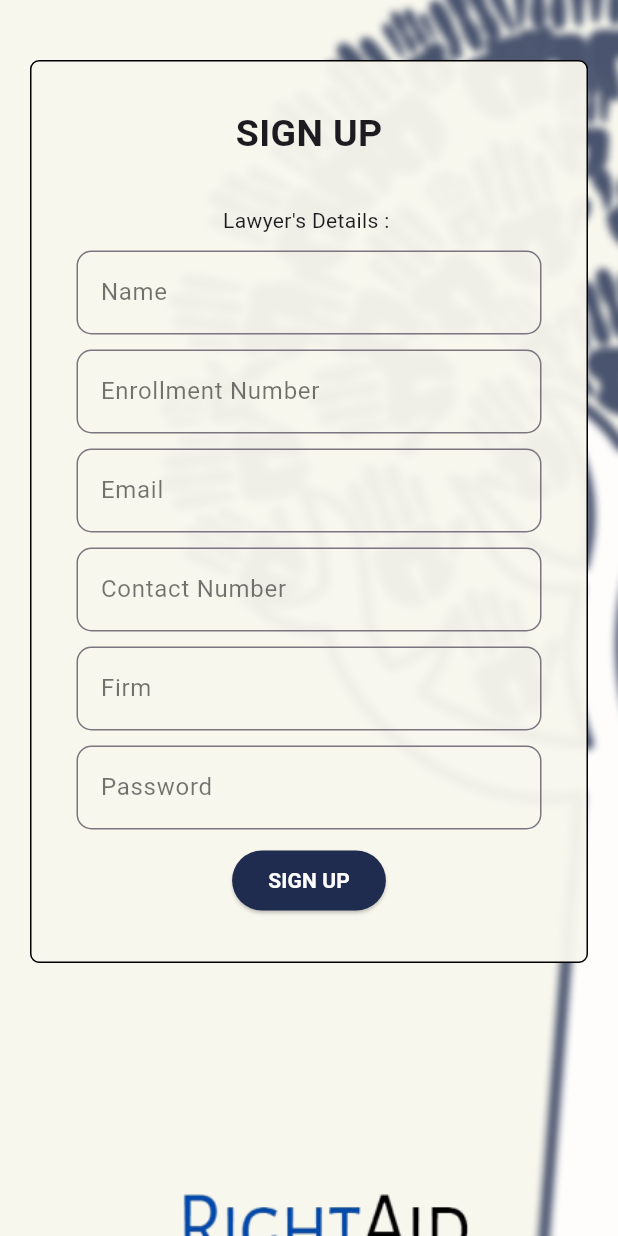
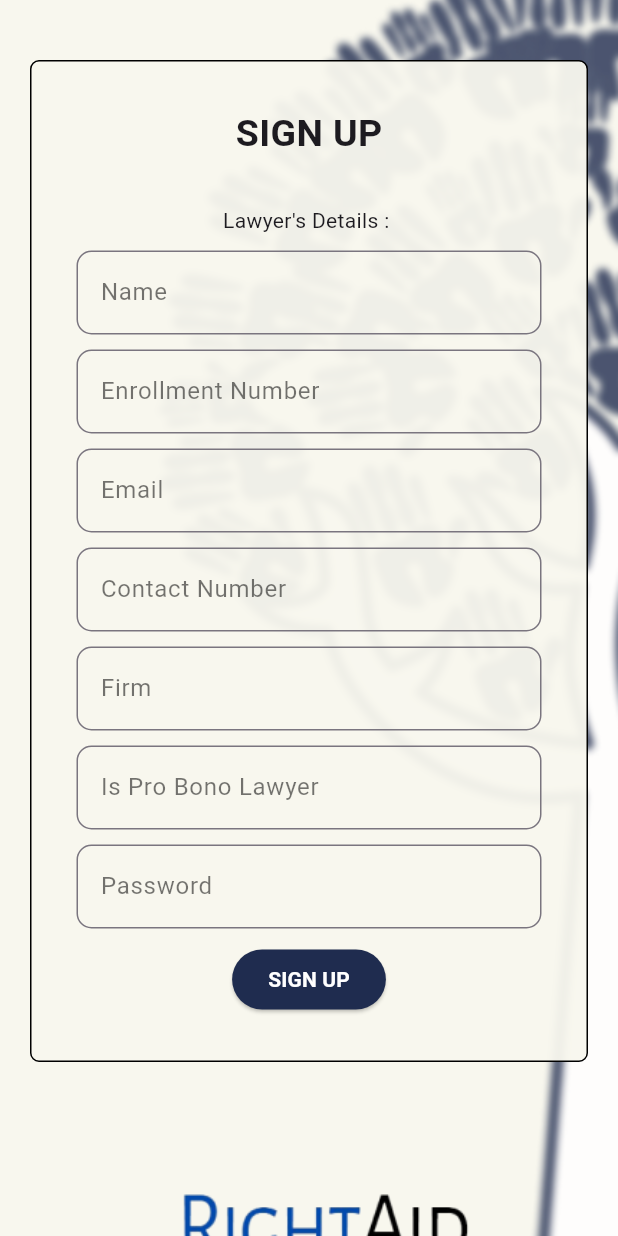
Before and after one commit to SwarupVishwas18/right-aid, a Flutter app: the LawyerSignup screen opened directly, on a phone screen of 412 x 824 dp. Run offline on Flutter 3.47's test engine with Material 2 defaults, Android fonts, the phone set to English and light mode, and no system bars; our stand-ins replace cloud_firestore, firebase_core, fluttertoast; accounts and stored records are empty; network calls fail.

Commit message:
Is pro bono lawyer

```diff
--- a/right_aid/lib/case_request.dart
+++ b/right_aid/lib/case_request.dart
@@ -100,8 +100,8 @@ class _CaseRequest extends State<CaseRequest> {
                       borderRadius: BorderRadius.circular(4),
                     ),
                     child: Padding(
-                      padding:
-                          EdgeInsets.symmetric(horizontal: 10, vertical: 10),
+                      padding: const EdgeInsets.symmetric(
+                          horizontal: 10, vertical: 10),
                       child: Column(
                         children: [
                           Row(
--- a/right_aid/lib/lawyer_signup.dart
+++ b/right_aid/lib/lawyer_signup.dart
@@ -209,6 +209,24 @@ class _LawyerLoginState extends State<LawyerSignup> {
                             height: 10,
                           ),
                           Padding(
+                            padding: const EdgeInsets.symmetric(horizontal: 10),
+                            child: TextField(
+                              controller: emailId,
+                              decoration: const InputDecoration(
+                                  border: OutlineInputBorder(
+                                      borderSide: BorderSide(
+                                          color: Colors.black, width: 1.0),
+                                      borderRadius: BorderRadius.horizontal(
+                                          left: Radius.circular(10),
+                                          right: Radius.circular(10))),
+                                  hintText: "Is Pro Bono Lawyer",
+                                  hintStyle: TextStyle(color: Colors.black54)),
+                            ),
+                          ),
+                          const SizedBox(
+                            height: 10,
+                          ),
+                          Padding(
                             padding: EdgeInsets.symmetric(horizontal: 10),
                             child: TextField(
                               controller: password,
--- a/right_aid/lib/main.dart
+++ b/right_aid/lib/main.dart
@@ -33,7 +33,7 @@ class MyApp extends StatelessWidget {
         useMaterial3: true,
       ),
       // home: const MyHomePage(title: 'Right Aid'),
-      home: const CurrentCase(),
+      home: const CaseRequest(),
     );
   }
 }
```
